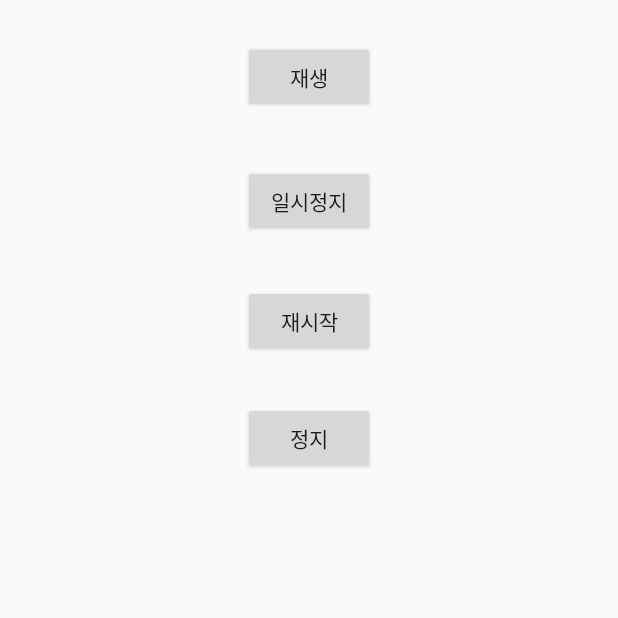
After one commit to hoojeong-dev/OSS-App, an Android app: the soundPlay screen opened directly, with no data from a screen before it, on a phone screen of 412 x 824 dp, the top half of it. The commit adds this screen. Run offline under Robolectric (Android 15) with nearby library versions, the phone set to English and light mode, and no system bars.

```diff
--- a/OSS-App/app/build.gradle
+++ b/OSS-App/app/build.gradle
@@ -44,6 +44,7 @@ dependencies {
     implementation 'com.google.firebase:firebase-analytics'
     implementation 'com.google.firebase:firebase-core'
     implementation 'com.google.firebase:firebase-database:19.7.0'
+    implementation platform('com.google.firebase:firebase-bom:27.1.0')
 
     testImplementation 'junit:junit:4.+'
     androidTestImplementation 'androidx.test.ext:junit:1.1.2'
--- a/OSS-App/app/src/main/AndroidManifest.xml
+++ b/OSS-App/app/src/main/AndroidManifest.xml
@@ -11,7 +11,8 @@
         android:roundIcon="@mipmap/ic_launcher_round"
         android:supportsRtl="true"
         android:theme="@style/AppThem.NoActionBar">
-        <activity android:name=".Sign_in"></activity>
+        <activity android:name=".soundPlay"></activity>
+        <activity android:name=".Sign_in" />
         <activity android:name=".Sign_up" />
         <activity android:name=".NewsList" />
         <activity android:name=".CategoryPage" />
--- /dev/null
+++ b/OSS-App/app/src/main/java/com/example/oss_app/soundPlay.java
@@ -0,0 +1,102 @@
+package com.example.oss_app;
+
+import androidx.appcompat.app.AppCompatActivity;
+
+import android.media.MediaPlayer;
+import android.os.Bundle;
+import android.view.View;
+import android.widget.Toast;
+
+import java.io.IOException;
+
+// xml 수정 + view로 모든 페이지에 ㄱㄱ
+public class soundPlay extends AppCompatActivity {
+
+    public static String url = "http://192.168.0.92:8000/audio/1";
+    MediaPlayer player;
+    int position = 0;
+
+    @Override
+    protected void onCreate(Bundle savedInstanceState) {
+        super.onCreate(savedInstanceState);
+        setContentView(R.layout.activity_sound_play);
+
+        findViewById(R.id.play).setOnClickListener(new View.OnClickListener() {
+            @Override
+            public void onClick(View v) {
+                playAudio();
+            }
+        });
+        findViewById(R.id.pause).setOnClickListener(new View.OnClickListener() {
+            @Override
+            public void onClick(View view) {
+                pauseAudio();
+            }
+        });
+
+        findViewById(R.id.restart).setOnClickListener(new View.OnClickListener() {
+            @Override
+            public void onClick(View view) {
+                resumeAudio();
+            }
+        });
+
+        findViewById(R.id.stop).setOnClickListener(new View.OnClickListener() {
+            @Override
+            public void onClick(View view) {
+                stopAudio();
+            }
+        });
+    }
+
+    private void playAudio() {
+        try {
+            closePlayer();
+
+            player = new MediaPlayer();
+            player.setDataSource(url);
+            player.prepare();
+            player.start();
+
+            Toast.makeText(this, "재생 시작됨.", Toast.LENGTH_SHORT).show();
+        } catch (IOException e) {
+            e.printStackTrace();
+        }
+    }
+
+    // 현재 일시정지가 되었는지 중지가 되었는지 헷갈릴 수 있기 때문에 스위치 변수를 선언해 구분할 필요가 있다. (구현은 안했다.)
+    private void pauseAudio() {
+        if (player != null) {
+            position = player.getCurrentPosition();
+            player.pause();
+
+            Toast.makeText(this, "일시정지됨.", Toast.LENGTH_SHORT).show();
+        }
+    }
+
+    private void resumeAudio() {
+        if (player != null && !player.isPlaying()) {
+            player.seekTo(position);
+            player.start();
+
+            Toast.makeText(this, "재시작됨.", Toast.LENGTH_SHORT).show();
+        }
+    }
+
+    private void stopAudio() {
+        if(player != null && player.isPlaying()){
+            player.stop();
+
+            Toast.makeText(this, "중지됨.", Toast.LENGTH_SHORT).show();
+        }
+    }
+
+    /* 녹음 시 마이크 리소스 제한. 누군가가 lock 걸어놓으면 다른 앱에서 사용할 수 없음.
+     * 따라서 꼭 리소스를 해제해주어야함. */
+    public void closePlayer() {
+        if (player != null) {
+            player.release();
+            player = null;
+        }
+    }
+}
--- /dev/null
+++ b/OSS-App/app/src/main/res/layout/activity_sound_play.xml
@@ -0,0 +1,42 @@
+<?xml version="1.0" encoding="utf-8"?>
+<RelativeLayout xmlns:android="http://schemas.android.com/apk/res/android"
+    android:layout_width="match_parent"
+    android:layout_height="match_parent">
+    tools:context=".soundPlay">
+
+    <Button
+        android:id="@+id/play"
+        android:layout_width="wrap_content"
+        android:layout_height="wrap_content"
+        android:layout_alignParentTop="true"
+        android:layout_centerHorizontal="true"
+        android:layout_marginTop="27dp"
+        android:text="재생" />
+
+    <Button
+        android:id="@+id/pause"
+        android:layout_width="wrap_content"
+        android:layout_height="wrap_content"
+        android:layout_alignParentTop="true"
+        android:layout_centerHorizontal="true"
+        android:layout_marginTop="110dp"
+        android:text="일시정지" />
+
+    <Button
+        android:id="@+id/restart"
+        android:layout_width="wrap_content"
+        android:layout_height="wrap_content"
+        android:layout_alignParentTop="true"
+        android:layout_centerHorizontal="true"
+        android:layout_marginTop="190dp"
+        android:text="재시작" />
+
+    <Button
+        android:id="@+id/stop"
+        android:layout_width="wrap_content"
+        android:layout_height="wrap_content"
+        android:layout_below="@+id/restart"
+        android:layout_centerHorizontal="true"
+        android:layout_marginTop="30dp"
+        android:text="정지" />
+</RelativeLayout>
```
Also changed, not shown: OSS-App/app/src/main/java/com/example/oss_app/MainActivity.java (+10 -1 lines), OSS-App/app/src/main/res/layout/activity_main.xml (+8 -0 lines), 1 other file.
